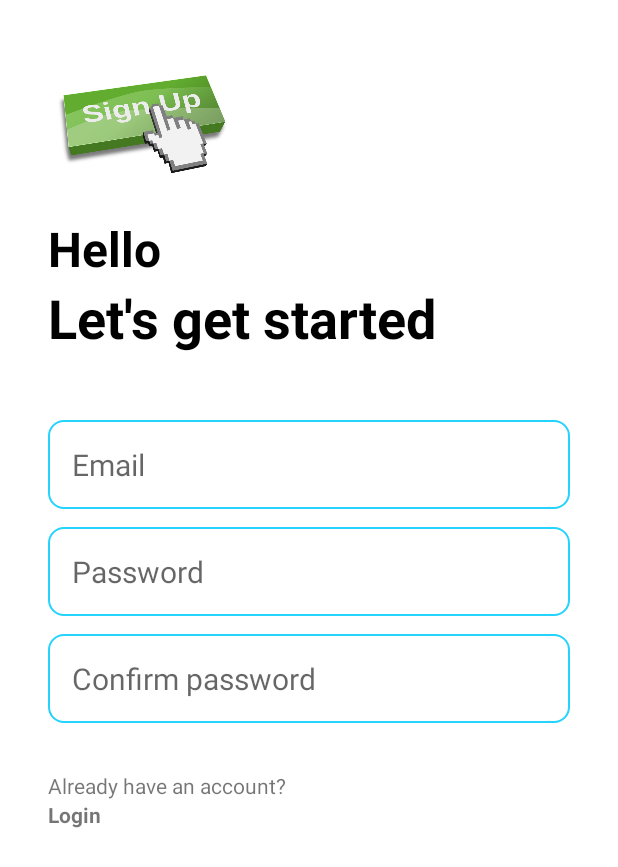
After one commit to Tatevik777/MyNotes, an Android app: the CreateAccountActivity screen opened directly, with no data from a screen before it, on a phone screen of 412 x 824 dp. The commit adds this screen. Shown: the top 867 px of the screen. Run offline under Robolectric (Android 15) with nearby library versions, the phone set to English and light mode, and no system bars.

```diff
--- a/app/src/main/AndroidManifest.xml
+++ b/app/src/main/AndroidManifest.xml
@@ -11,6 +11,9 @@
         android:supportsRtl="true"
         android:theme="@style/Theme.MyNotes"
         tools:targetApi="31">
+        <activity
+            android:name=".CreateAccountActivity"
+            android:exported="false" />
         <activity
             android:name=".MainActivity"
             android:exported="false" />
--- /dev/null
+++ b/app/src/main/java/com/example/mynotes/CreateAccountActivity.java
@@ -0,0 +1,14 @@
+package com.example.mynotes;
+
+import androidx.appcompat.app.AppCompatActivity;
+
+import android.os.Bundle;
+
+public class CreateAccountActivity extends AppCompatActivity {
+
+    @Override
+    protected void onCreate(Bundle savedInstanceState) {
+        super.onCreate(savedInstanceState);
+        setContentView(R.layout.activity_create_account);
+    }
+}
--- a/app/src/main/java/com/example/mynotes/SplashActivity.java
+++ b/app/src/main/java/com/example/mynotes/SplashActivity.java
@@ -16,7 +16,7 @@
         new Handler().postDelayed(new Runnable() {
             @Override
             public void run() {
-            startActivity(new Intent(SplashActivity.this,MainActivity.class));
+            startActivity(new Intent(SplashActivity.this,CreateAccountActivity.class));
             finish();
             }
         },1000);
--- /dev/null
+++ b/app/src/main/res/drawable/rounded_corner.xml
@@ -0,0 +1,8 @@
+<?xml version="1.0" encoding="utf-8"?>
+<shape xmlns:android="http://schemas.android.com/apk/res/android"
+
+    android:shape="rectangle">
+    <corners android:radius="10dp"/>
+    <stroke android:width="1dp" android:color="@color/my_blue"/>
+
+</shape>
--- /dev/null
+++ b/app/src/main/res/layout/activity_create_account.xml
@@ -0,0 +1,122 @@
+<?xml version="1.0" encoding="utf-8"?>
+<RelativeLayout xmlns:android="http://schemas.android.com/apk/res/android"
+    xmlns:app="http://schemas.android.com/apk/res-auto"
+    xmlns:tools="http://schemas.android.com/tools"
+    android:layout_width="match_parent"
+    android:layout_height="match_parent"
+    android:layout_marginHorizontal="32dp"
+    android:layout_marginVertical="16dp"
+    tools:context=".CreateAccountActivity">
+
+    <ImageView
+        android:id="@+id/sign_up_icon2"
+        android:layout_width="128dp"
+        android:layout_height="128dp"
+        android:layout_alignParentTop="true"
+        android:src="@drawable/signup2" />
+
+    <LinearLayout
+        android:layout_width="match_parent"
+        android:layout_height="wrap_content"
+        android:layout_below="@id/sign_up_icon2"
+        android:orientation="vertical"
+        android:id="@id/hello_text">
+
+        <TextView
+            android:layout_width="match_parent"
+            android:layout_height="wrap_content"
+            android:text="@string/hello"
+            android:textColor="@color/black"
+            android:textSize="32sp"
+            android:textStyle="bold" />
+
+        <TextView
+            android:layout_width="match_parent"
+            android:layout_height="wrap_content"
+            android:text="@string/start"
+            android:textColor="@color/black"
+            android:textSize="36sp"
+            android:textStyle="bold"/>
+    </LinearLayout>
+
+        <LinearLayout
+            android:layout_width="match_parent"
+            android:layout_height="wrap_content"
+            android:layout_marginVertical="32dp"
+            android:orientation="vertical"
+            android:layout_below="@id/hello_text"
+            android:id="@+id/form_layout">
+
+            <EditText
+                android:layout_width="match_parent"
+                android:layout_height="wrap_content"
+                android:id="@+id/email_edit_text"
+                android:inputType="textEmailAddress"
+                android:hint="Email"
+                android:textSize="20sp"
+                android:background="@drawable/rounded_corner"
+                android:padding="16dp"
+                android:layout_marginTop="12dp"/>
+
+            <EditText
+                android:layout_width="match_parent"
+                android:layout_height="wrap_content"
+                android:id="@+id/password_edit_text"
+                android:inputType="textPassword"
+                android:hint="Password"
+                android:textSize="20sp"
+                android:background="@drawable/rounded_corner"
+                android:padding="16dp"
+                android:layout_marginTop="12dp"/>
+
+            <EditText
+                android:layout_width="match_parent"
+                android:layout_height="wrap_content"
+                android:id="@+id/confirm_password_edit_text"
+                android:inputType="textPassword"
+                android:hint="Confirm password"
+                android:textSize="20sp"
+                android:background="@drawable/rounded_corner"
+                android:padding="16dp"
+                android:layout_marginTop="12dp"/>
+
+            <com.google.android.material.button.MaterialButton
+                android:layout_width="match_parent"
+                android:id="@+id/create_account_btn"
+                android:layout_height="64dp"
+                android:text="Create account"
+                android:layout_marginTop="12dp"
+                android:textSize="18sp"
+                android:visibility="gone"/>
+
+            <ProgressBar
+                android:layout_width="24dp"
+                android:layout_height="64dp"
+                android:id="@+id/progress_bar"
+                android:layout_gravity="center"
+                android:visibility="gone"
+                android:layout_marginTop="12dp"/>
+
+        </LinearLayout>
+    <LinearLayout
+        android:layout_width="match_parent"
+        android:layout_height="wrap_content"
+        android:layout_below="@id/form_layout"
+        android:orientation="vertical"
+        android:gravity="center">
+
+        <TextView
+            android:layout_width="match_parent"
+            android:layout_height="wrap_content"
+            android:text="Already have an account?"
+        />
+
+        <TextView
+            android:layout_width="match_parent"
+            android:layout_height="wrap_content"
+            android:textStyle="bold"
+            android:id="@+id/login_btn"
+            android:text="Login"
+            />
+    </LinearLayout>
+</RelativeLayout>
--- /dev/null
+++ b/app/src/main/res/values/ids.xml
@@ -0,0 +1,4 @@
+<?xml version="1.0" encoding="utf-8"?>
+<resources>
+    <item name="hello_text" type="id" />
+</resources>
--- a/app/src/main/res/values/strings.xml
+++ b/app/src/main/res/values/strings.xml
@@ -1,3 +1,5 @@
 <resources>
     <string name="app_name">MyNotes</string>
+    <string name="hello">Hello</string>
+    <string name="start">Let\'s get started</string>
 </resources>
```
Also changed, not shown: app/src/main/res/drawable/register.png (added), app/src/main/res/drawable/signup2.png (added).
